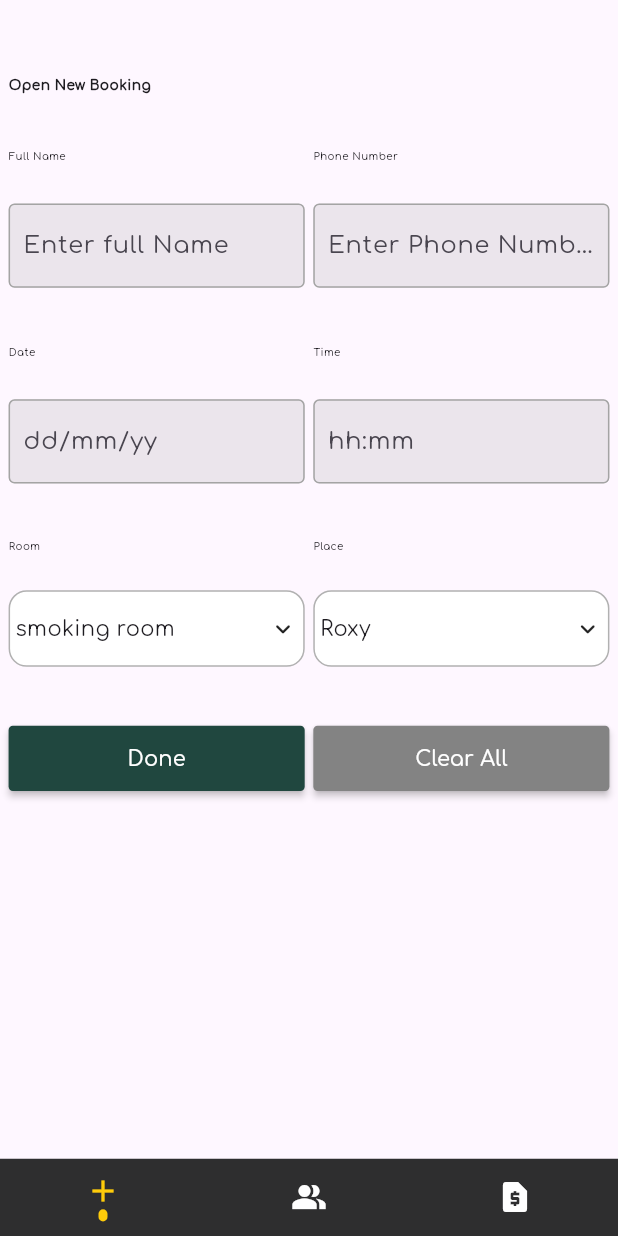
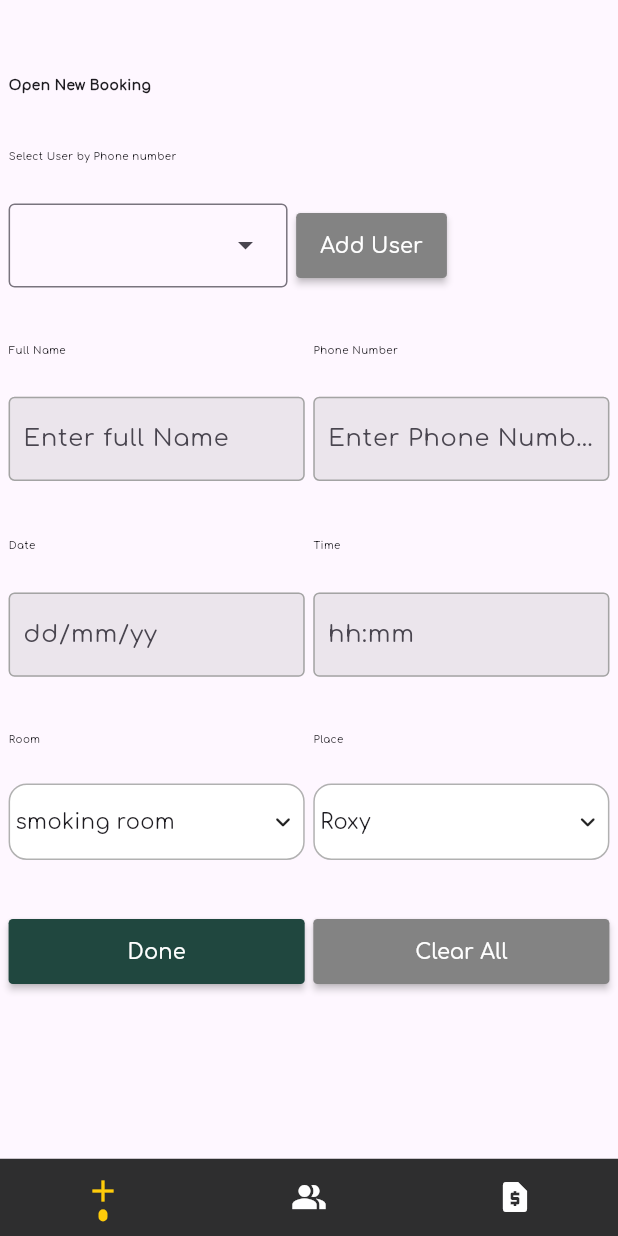
Before and after one commit to Santos1012/shaghaf_desktop, a Flutter app: the CustomBNB screen opened directly, on a phone screen of 412 x 824 dp. Run offline on Flutter 3.47's test engine with Material 3 defaults, Android fonts, the phone set to English and light mode, and no system bars; drawn by our look-alikes of animated_custom_dropdown; our stand-ins replace dartz, dio, flutter_bloc, get_it, go_router, google_fonts and 1 more; missing offline and left inert: chucker_flutter, window_manager.

Commit message:
add user

```diff
--- a/lib/core/widgets/app_custom_text_field.dart
+++ b/lib/core/widgets/app_custom_text_field.dart
@@ -6,7 +6,7 @@ class AppCustomTextField extends StatelessWidget {
   final String hint;
   final bool? isSearch;
   final String textName;
-  final TextEditingController controller;
+  final TextEditingController? controller;
   final bool? readOnly;
   final void Function()? onTap;
   final Color? color;
@@ -17,7 +17,7 @@ class AppCustomTextField extends StatelessWidget {
       required this.hint,
       this.isSearch = false,
       required this.textName,
-      required this.controller,
+       this.controller,
       this.readOnly,
       this.onTap, this.color, this.phone=false});
   @override
--- a/lib/core/widgets/custom_bnb.dart
+++ b/lib/core/widgets/custom_bnb.dart
@@ -1,5 +1,3 @@
-
-
 import 'package:saghaf_desktop/core/utils/media_query.dart';
 import 'package:saghaf_desktop/features/current_reservation/presentation/views/current_reservation_view.dart';
 import 'package:saghaf_desktop/features/new_book/presentation/views/new_book_view.dart';
@@ -35,7 +33,7 @@ class _CustomBNBState extends State<CustomBNB> {
         extendBody: true,
         body: screens[currentIndex],
         bottomNavigationBar: Container(
-          color: Color(0xFF2E2E2F),
+          color: const Color(0xFF2E2E2F),
           width: double.infinity,
           height: 64.h(context),
           child: Row(
@@ -57,14 +55,17 @@ class _CustomBNBState extends State<CustomBNB> {
                             ? const Color(0xFFFFCC0A)
                             : Colors.white,
                       ),
-                      (currentIndex == index)?Container(
-                        width: 21.w(context),
-                        height: 10.h(context),
-                        decoration: BoxDecoration(
-                          color: const Color(0xFFFFCC0A),
-                          borderRadius: BorderRadius.circular(20.w(context)),
-                        ),
-                      ):const SizedBox.shrink()
+                      (currentIndex == index)
+                          ? Container(
+                              width: 21.w(context),
+                              height: 10.h(context),
+                              decoration: BoxDecoration(
+                                color: const Color(0xFFFFCC0A),
+                                borderRadius:
+                                    BorderRadius.circular(20.w(context)),
+                              ),
+                            )
+                          : const SizedBox.shrink()
                     ],
                   ),
                 ),
@@ -72,7 +73,6 @@ class _CustomBNBState extends State<CustomBNB> {
             ),
           ),
         ),
-
       ),
     );
   }
--- a/lib/features/new_book/presentation/views/widgets/new_book_body.dart
+++ b/lib/features/new_book/presentation/views/widgets/new_book_body.dart
@@ -1,3 +1,4 @@
+import 'dart:developer';
 import 'dart:io';
 
 import 'package:animated_custom_dropdown/custom_dropdown.dart';
@@ -5,19 +6,20 @@ import 'package:flutter/material.dart';
 import 'package:saghaf_desktop/core/utils/imports.dart';
 import 'package:saghaf_desktop/core/utils/media_query.dart';
 import 'package:saghaf_desktop/core/widgets/app_custom_text_field.dart';
+import 'package:saghaf_desktop/features/new_book/presentation/views/add_user_view.dart';
 
 class NewBookBody extends StatelessWidget {
   const NewBookBody({super.key});
 
   @override
   Widget build(BuildContext context) {
-    final List<String> _items = [
+    final List<String> items = [
       'smoking room',
       'gaming room',
       'edu room',
       'other'
     ];
-    final List<String> _place = [
+    final List<String> place = [
       'Roxy',
       'Masr Elgededa’',
     ];
@@ -44,7 +46,64 @@ class NewBookBody extends StatelessWidget {
           SizedBox(
             height: 46.h(context),
           ),
+          Text(
+            "Select User by Phone number",
+            style: TextStyle(
+                fontSize: 24.w(context),
+                fontWeight: FontWeight.w500,
+                fontFamily: "Comfortaa"),
+          ),
+          SizedBox(
+            height: 32.h(context),
+          ),
           Row(
+            children: [
+              DropdownMenu(
+                onSelected: (value) {
+                  log(value.toString());
+                },
+                dropdownMenuEntries: const [
+                  DropdownMenuEntry(
+                    value: "01063557665",
+                    label: "01063557665",
+                  ),
+                  DropdownMenuEntry(
+                    value: "01063557665",
+                    label: "01001819452",
+                  ),
+                  DropdownMenuEntry(
+                    value: "01063557665",
+                    label: "01144399555",
+                  ),
+                ],
+                width: 650.w(context),
+                enableFilter: true,
+              ),
+              SizedBox(
+                width: 20.w(context),
+              ),
+              MaterialButton(
+                  height: 54.h(context),
+                  onPressed: () {
+                    Navigator.of(context).push(MaterialPageRoute(
+                      builder: (context) => const AddUserView(),
+                    ));
+                  },
+                  shape: RoundedRectangleBorder(
+                      borderRadius: BorderRadius.circular(10.w(context))),
+                  color: const Color(0xFF838383),
+                  child: const Text(
+                    "Add User",
+                    style:
+                        TextStyle(color: Colors.white, fontFamily: "Comfortaa"),
+                  )),
+            ],
+          ),
+          SizedBox(
+            height: 46.h(context),
+          ),
+          Row(
+            crossAxisAlignment: CrossAxisAlignment.end,
             children: [
               Expanded(
                 child: AppCustomTextField(
@@ -70,7 +129,8 @@ class NewBookBody extends StatelessWidget {
             height: 48.h(context),
           ),
           Padding(
-            padding: EdgeInsets.only(right: Platform.isWindows ?415.w(context):0),
+            padding:
+                EdgeInsets.only(right: Platform.isWindows ? 415.w(context) : 0),
             child: Row(
               children: [
                 Expanded(
@@ -115,7 +175,8 @@ class NewBookBody extends StatelessWidget {
             height: 46.h(context),
           ),
           Padding(
-            padding: EdgeInsets.only(right:Platform.isWindows ? 415.w(context):0),
+            padding:
+                EdgeInsets.only(right: Platform.isWindows ? 415.w(context) : 0),
             child: Row(
               children: [
                 Expanded(
@@ -133,15 +194,16 @@ class NewBookBody extends StatelessWidget {
                       h: 30.h(context),
                     ),
                     CustomDropdown<String>(
-                      closedHeaderPadding: EdgeInsets.symmetric(horizontal: 12.w(context),vertical: 18.h(context)),
+                      closedHeaderPadding: EdgeInsets.symmetric(
+                          horizontal: 12.w(context), vertical: 18.h(context)),
                       hintText: 'add item',
                       headerBuilder: (context, selectedItem) {
                         return Text(
                           selectedItem,
                         );
                       },
-                      items: _items,
-                      initialItem: _items[0],
+                      items: items,
+                      initialItem: items[0],
                       decoration: CustomDropdownDecoration(
                         closedBorder: Border.all(
                             color: const Color(0xFFB1B1B1), width: 1),
@@ -170,15 +232,16 @@ class NewBookBody extends StatelessWidget {
                       h: 30.h(context),
                     ),
                     CustomDropdown<String>(
-                          closedHeaderPadding: EdgeInsets.symmetric(horizontal: 12.w(context),vertical: 18.h(context)),
+                      closedHeaderPadding: EdgeInsets.symmetric(
+                          horizontal: 12.w(context), vertical: 18.h(context)),
                       hintText: 'add item',
                       headerBuilder: (context, selectedItem) {
                         return Text(
                           selectedItem,
                         );
                       },
-                          items: _place,
-                          initialItem: _place[0],
+                      items: place,
+                      initialItem: place[0],
                       decoration: CustomDropdownDecoration(
                         closedBorder: Border.all(
                             color: const Color(0xFFB1B1B1), width: 1),
@@ -196,7 +259,8 @@ class NewBookBody extends StatelessWidget {
             height: 46.h(context),
           ),
           Padding(
-            padding: EdgeInsets.only(right: Platform.isWindows ?  730.w(context):0),
+            padding:
+                EdgeInsets.only(right: Platform.isWindows ? 730.w(context) : 0),
             child: Row(children: [
               Expanded(
                 child: MaterialButton(
--- a/lib/features/side_bar/presentation/views/widgets/side_bar_body.dart
+++ b/lib/features/side_bar/presentation/views/widgets/side_bar_body.dart
@@ -1,7 +1,6 @@
 import 'package:flutter_bloc/flutter_bloc.dart';
 import 'package:saghaf_desktop/core/utils/imports.dart';
 import 'package:saghaf_desktop/core/utils/media_query.dart';
-import 'package:saghaf_desktop/features/auth/presentation/views/login_view.dart';
 import 'package:saghaf_desktop/features/current_reservation/presentation/views/current_reservation_view.dart';
 import 'package:saghaf_desktop/features/new_book/presentation/views/new_book_view.dart';
 import 'package:saghaf_desktop/features/requests/requests_view.dart';
--- a/lib/main.dart
+++ b/lib/main.dart
@@ -1,6 +1,5 @@
 import 'dart:io';
 
-import 'package:device_preview/device_preview.dart';
 import 'package:flutter/material.dart';
 import 'package:google_fonts/google_fonts.dart';
 import 'package:saghaf_desktop/core/service_locator.dart';
--- a/pubspec.yaml
+++ b/pubspec.yaml
@@ -37,12 +37,12 @@ dependencies:
   flutter:
     sdk: flutter
   flutter_bloc: ^8.1.5
+  flutter_svg: ^2.0.10
   get_it: ^7.7.0
   go_router: ^14.1.0
   google_fonts: ^6.2.1
   sidebarx: ^0.17.1
   window_manager: ^0.3.9
-
 
 dev_dependencies:
   flutter_lints: ^3.0.0
```
Also changed, not shown: lib/features/auth/presentation/manager/auth_cubit.dart (+6 -1 lines), lib/features/auth/presentation/views/widgets/login_body.dart (+14 -9 lines), lib/features/current_reservation/presentation/views/widgets/add_items_body.dart (+5 -7 lines), lib/features/current_reservation/presentation/views/widgets/list_widget.dart (+12 -8 lines), lib/features/new_book/presentation/views/add_user_view.dart (added, +268 -0 lines), lib/features/requests/widgets/requests_list_row.dart (+22 -14 lines), assets/calendar-2 (1).svg (added), pubspec.lock, 2 other files. Lines whose indentation alone changed are shown as unchanged.
